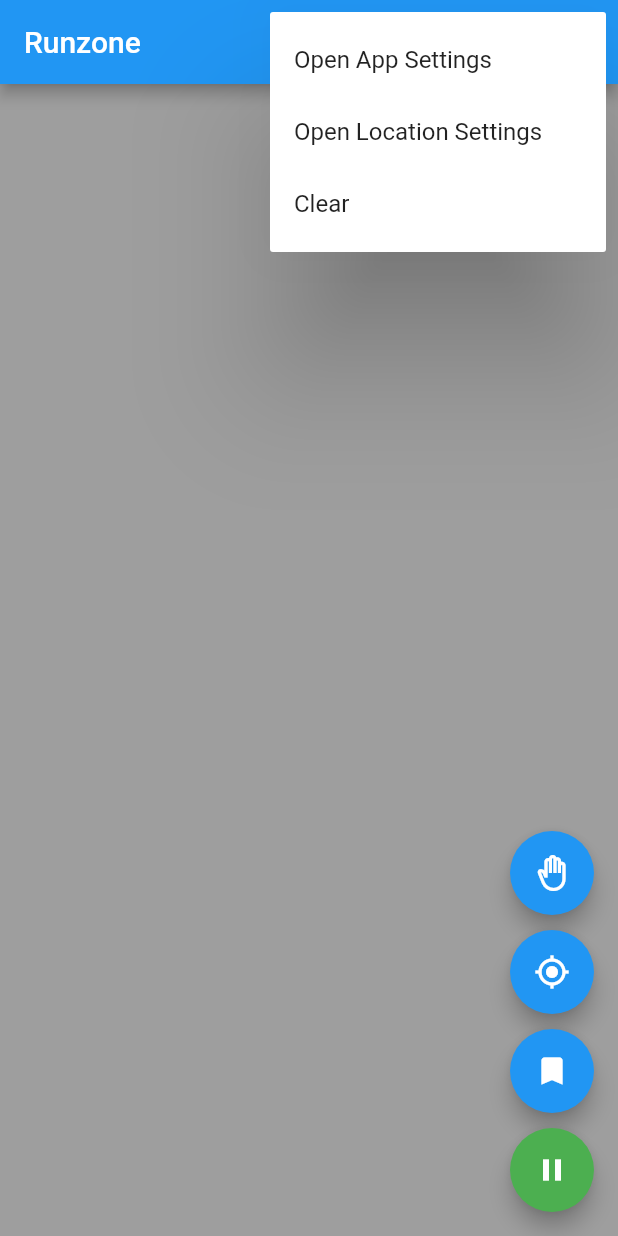
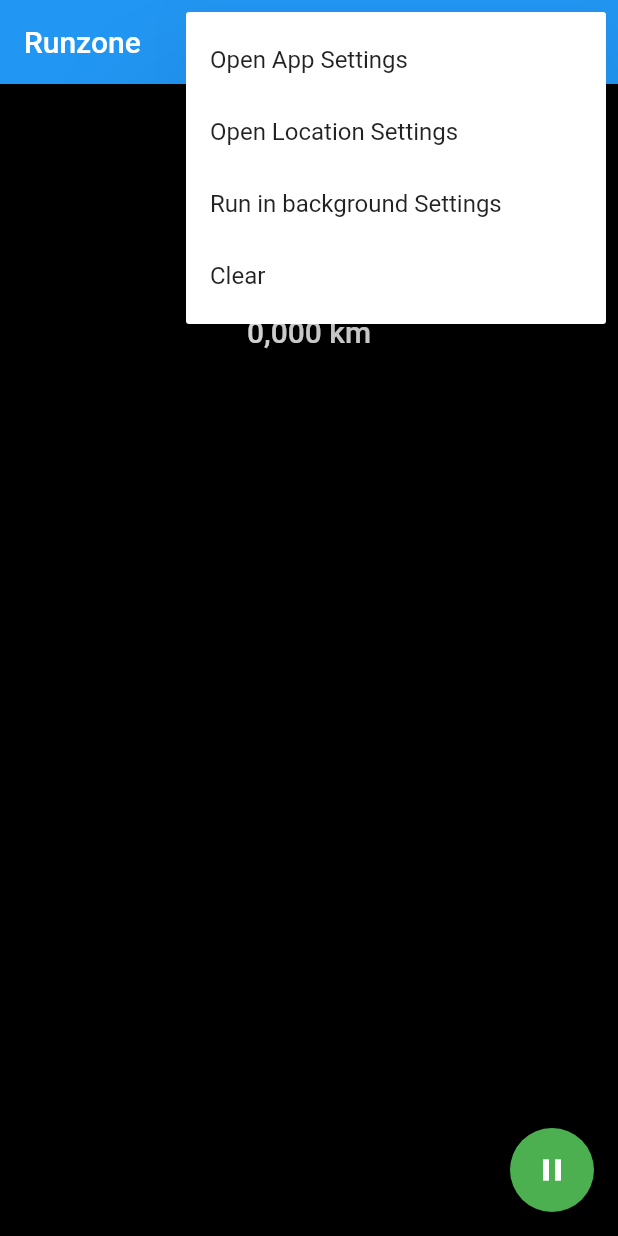
Before and after one commit to ekersauter/RunZone, a Flutter app: the screen it shows after launch, after a tap on the "play arrow" icon, after a tap on the "more vert" icon, on a phone screen of 412 x 824 dp. Run offline on Flutter 3.47's test engine with Material 2 defaults, Android fonts, the phone set to English and light mode, and no system bars; our stand-ins replace geolocator, wakelock; missing offline and left inert: flutter_background, slidable_button, text_to_speech.

Commit message:
MinperKm and distance in display

```diff
--- a/lib/main.dart
+++ b/lib/main.dart
@@ -50,9 +50,11 @@ class MyHomePage extends StatefulWidget {
 
 class _MyHomePageState extends State<MyHomePage> {
   TextToSpeech tts = TextToSpeech();
-  int speakCounter = 60;
+  int speakCounter = 10;
   double stateMinPerKm = 0.0;
   String stateSpeakMinPerKm = 'Geen beweging gevonden';
+  int stateTimesGetGeo = 0;
+  double stateDistanceInKm = 0.0;
 
   static const String _kLocationServicesDisabledMessage =
       'Location services are disabled.';
@@ -96,8 +98,16 @@ class _MyHomePageState extends State<MyHomePage> {
           case 4:
             _openLocationSettings();
             break;
+          case 6:
+            setState(_positionItems.clear);
+            setState(() {
+              stateMinPerKm = 0.0;
+              stateTimesGetGeo = 0;
+              stateDistanceInKm = 0.0;
+            });
+            break;
           case 5:
-            setState(_positionItems.clear);
+            _activeOnBackground();
             break;
           default:
             break;
@@ -124,8 +134,12 @@ class _MyHomePageState extends State<MyHomePage> {
             value: 4,
           ),
         const PopupMenuItem(
+          child: Text("Run in background Settings"),
+          value: 5,
+        ),
+        const PopupMenuItem(
           child: Text("Clear"),
-          value: 5,
+          value: 6,
         ),
       ],
     );
@@ -142,51 +156,78 @@ class _MyHomePageState extends State<MyHomePage> {
         title: const Text('Runzone'),
         actions: [_createSettingsPopupActions()],
       ),
-      backgroundColor: Colors.grey,
-      body: ListView.builder(
-        itemCount: _positionItems.length,
-        itemBuilder: (context, index) {
-          final positionItem = _positionItems[index];
-          if (positionItem.type == _PositionItemType.log) {
-            _positionItems.length % speakCounter == 0
-                ? tts.speak(stateSpeakMinPerKm)
-                : '';
-            return Text(
-              index.toString() + ' ' + stateMinPerKm.toString(),
-              textAlign: TextAlign.center,
-              style: const TextStyle(
-                color: Colors.white,
-                fontWeight: FontWeight.bold,
-              ),
-            );
-          } else {
-            return Text(
-              index.toString() + ' ' + stateMinPerKm.toString(),
-              style: const TextStyle(color: Colors.white),
-            );
-          }
-        },
+      backgroundColor: Colors.black,
+      body: Column(
+        children: [
+          ElevatedButton(
+            style: ElevatedButton.styleFrom(
+              primary: Colors.black,
+              minimumSize: const Size.fromHeight(50), // NEW
+            ),
+            onPressed: () {
+              tts.speak(
+                  stateTimesGetGeo.toString() + ' maal locatie data opgehaald');
+            },
+            child: Text(
+              stateTimesGetGeo.toString(),
+              style: const TextStyle(fontSize: 38),
+            ),
+          ),
+          sizedBox,
+          sizedBox,
+          ElevatedButton(
+            style: ElevatedButton.styleFrom(
+              primary: Colors.black,
+              minimumSize: const Size.fromHeight(50), // NEW
+            ),
+            onPressed: () {
+              tts.speak(stateSpeakMinPerKm);
+            },
+            child: Text(
+              stateSpeakMinPerKm,
+              style: const TextStyle(fontSize: 20),
+            ),
+          ),
+          sizedBox,
+          sizedBox,
+          ElevatedButton(
+            style: ElevatedButton.styleFrom(
+              primary: Colors.black,
+              minimumSize: const Size.fromHeight(50), // NEW
+            ),
+            onPressed: () {
+              tts.speak(stateDistanceInKm
+                      .toStringAsFixed(2)
+                      .replaceAll('.', ' comma ') +
+                  ' k');
+            },
+            child: Text(
+              stateDistanceInKm.toStringAsFixed(3).replaceAll('.', ',') + ' km',
+              style: const TextStyle(fontSize: 20),
+            ),
+          ),
+        ],
       ),
       floatingActionButton: Column(
         crossAxisAlignment: CrossAxisAlignment.end,
         mainAxisAlignment: MainAxisAlignment.end,
         children: [
-          sizedBox,
-          FloatingActionButton(
-            child: const Icon(Icons.back_hand_outlined),
-            onPressed: _activeOnBackground,
-          ),
-          sizedBox,
-          FloatingActionButton(
-            child: const Icon(Icons.my_location),
-            onPressed: _getCurrentPosition,
-          ),
-          sizedBox,
-          FloatingActionButton(
-            child: const Icon(Icons.bookmark),
-            onPressed: _getLastKnownPosition,
-          ),
-          sizedBox,
+          // sizedBox,
+          // FloatingActionButton(
+          //   child: const Icon(Icons.back_hand_outlined),
+          //   onPressed: _activeOnBackground,
+          // ),
+          // sizedBox,
+          // FloatingActionButton(
+          //   child: const Icon(Icons.my_location),
+          //   onPressed: _getCurrentPosition,
+          // ),
+          // sizedBox,
+          // FloatingActionButton(
+          //   child: const Icon(Icons.bookmark),
+          //   onPressed: _getLastKnownPosition,
+          // ),
+          // sizedBox,
           FloatingActionButton(
             child: (_positionStreamSubscription == null ||
                     _positionStreamSubscription!.isPaused)
@@ -220,8 +261,8 @@ class _MyHomePageState extends State<MyHomePage> {
 
     final position = await _geolocatorPlatform.getCurrentPosition();
 
-    _updatePositionList(
-        _PositionItemType.position, position.toString(), position.speed);
+    _updatePositionList(_PositionItemType.position, position.toString(),
+        position.speed, [position.latitude, position.longitude]);
   }
 
   Future<bool> _handlePermission() async {
@@ -234,8 +275,8 @@ class _MyHomePageState extends State<MyHomePage> {
       // Location services are not enabled don't continue
       // accessing the position and request users of the
       // App to enable the location services.
-      _updatePositionList(
-          _PositionItemType.log, _kLocationServicesDisabledMessage, 0.0);
+      _updatePositionList(_PositionItemType.log,
+          _kLocationServicesDisabledMessage, 0.0, [0.0, 0.0]);
 
       return false;
     }
@@ -250,7 +291,7 @@ class _MyHomePageState extends State<MyHomePage> {
         // returned true. According to Android guidelines
         // your App should show an explanatory UI now.
         _updatePositionList(
-            _PositionItemType.log, _kPermissionDeniedMessage, 0.0);
+            _PositionItemType.log, _kPermissionDeniedMessage, 0.0, [0.0, 0.0]);
 
         return false;
       }
@@ -258,28 +299,46 @@ class _MyHomePageState extends State<MyHomePage> {
 
     if (permission == LocationPermission.deniedForever) {
       // Permissions are denied forever, handle appropriately.
-      _updatePositionList(
-          _PositionItemType.log, _kPermissionDeniedForeverMessage, 0.0);
+      _updatePositionList(_PositionItemType.log,
+          _kPermissionDeniedForeverMessage, 0.0, [0.0, 0.0]);
 
       return false;
     }
 
     // When we reach here, permissions are granted and we can
     // continue accessing the position of the device.
-    _updatePositionList(_PositionItemType.log, _kPermissionGrantedMessage, 0.0);
+    _updatePositionList(
+        _PositionItemType.log, _kPermissionGrantedMessage, 0.0, [0.0, 0.0]);
     return true;
   }
 
-  void _updatePositionList(
-      _PositionItemType type, String displayValue, double displaySpeed) {
-    _positionItems.add(_PositionItem(type, displayValue, displaySpeed));
+  void _updatePositionList(_PositionItemType type, String displayValue,
+      double displaySpeed, List<double> displayLatLon) {
+    _positionItems
+        .add(_PositionItem(type, displayValue, displaySpeed, displayLatLon));
     double currentMinPerKmSpeed =
         displaySpeed > 0.4 ? ((1 / displaySpeed) / 0.06) : 0.0;
+    double subDistance = 0.0;
+    if (stateTimesGetGeo > 2) {
+      subDistance = Geolocator.distanceBetween(
+        _positionItems[stateTimesGetGeo].displayLatLon[0],
+        _positionItems[stateTimesGetGeo].displayLatLon[1],
+        _positionItems[stateTimesGetGeo - 1].displayLatLon[0],
+        _positionItems[stateTimesGetGeo - 1].displayLatLon[1],
+      );
+    }
+
     setState(() {
       stateMinPerKm = currentMinPerKmSpeed;
       stateSpeakMinPerKm =
           currentMinPerKmSpeed.toStringAsFixed(2).replaceAll('.', ' minuten ');
+      stateTimesGetGeo = _positionItems.length;
+      stateDistanceInKm += subDistance / 1000 < 1 ? subDistance / 1000 : 0.0;
     });
+
+    if (stateTimesGetGeo % speakCounter == 0) {
+      tts.speak(stateSpeakMinPerKm);
+    }
   }
 
   bool _isListening() => !(_positionStreamSubscription == null ||
@@ -309,13 +368,13 @@ class _MyHomePageState extends State<MyHomePage> {
               _positionStreamSubscription?.cancel();
               _positionStreamSubscription = null;
               _updatePositionList(_PositionItemType.log,
-                  'Position Stream has been canceled', 0.0);
+                  'Position Stream has been canceled', 0.0, [0.0, 0.0]);
             });
           }
           serviceStatusValue = 'disabled';
         }
         _updatePositionList(_PositionItemType.log,
-            'Location service has been $serviceStatusValue', 0.0);
+            'Location service has been $serviceStatusValue', 0.0, [0.0, 0.0]);
       });
     }
   }
@@ -327,7 +386,10 @@ class _MyHomePageState extends State<MyHomePage> {
         _positionStreamSubscription?.cancel();
         _positionStreamSubscription = null;
       }).listen((position) => _updatePositionList(
-          _PositionItemType.position, position.toString(), position.speed));
+          _PositionItemType.position,
+          position.toString(),
+          position.speed,
+          [position.latitude, position.longitude]));
       _positionStreamSubscription?.pause();
     }
 
@@ -345,8 +407,11 @@ class _MyHomePageState extends State<MyHomePage> {
         statusDisplayValue = 'paused';
       }
 
-      _updatePositionList(_PositionItemType.log,
-          'Listening for position updates $statusDisplayValue', 0.0);
+      _updatePositionList(
+          _PositionItemType.log,
+          'Listening for position updates $statusDisplayValue',
+          0.0,
+          [0.0, 0.0]);
     });
   }
 
@@ -363,11 +428,11 @@ class _MyHomePageState extends State<MyHomePage> {
   void _getLastKnownPosition() async {
     final position = await _geolocatorPlatform.getLastKnownPosition();
     if (position != null) {
-      _updatePositionList(
-          _PositionItemType.position, position.toString(), position.speed);
+      _updatePositionList(_PositionItemType.position, position.toString(),
+          position.speed, [position.latitude, position.longitude]);
     } else {
-      _updatePositionList(
-          _PositionItemType.log, 'No last known position available', 0.0);
+      _updatePositionList(_PositionItemType.log,
+          'No last known position available', 0.0, [0.0, 0.0]);
     }
   }
 
@@ -392,8 +457,11 @@ class _MyHomePageState extends State<MyHomePage> {
     } else {
       locationAccuracyStatusValue = 'Unknown';
     }
-    _updatePositionList(_PositionItemType.log,
-        '$locationAccuracyStatusValue location accuracy granted.', 0.0);
+    _updatePositionList(
+        _PositionItemType.log,
+        '$locationAccuracyStatusValue location accuracy granted.',
+        0.0,
+        [0.0, 0.0]);
   }
 
   void _openAppSettings() async {
@@ -406,7 +474,7 @@ class _MyHomePageState extends State<MyHomePage> {
       displayValue = 'Error opening Application Settings.';
     }
 
-    _updatePositionList(_PositionItemType.log, displayValue, 0.0);
+    _updatePositionList(_PositionItemType.log, displayValue, 0.0, [0.0, 0.0]);
   }
 
   void _openLocationSettings() async {
@@ -419,7 +487,7 @@ class _MyHomePageState extends State<MyHomePage> {
       displayValue = 'Error opening Location Settings';
     }
 
-    _updatePositionList(_PositionItemType.log, displayValue, 0.0);
+    _updatePositionList(_PositionItemType.log, displayValue, 0.0, [0.0, 0.0]);
   }
 
   Future<void> _activeOnBackground() async {
@@ -450,9 +518,11 @@ enum _PositionItemType {
 }
 
 class _PositionItem {
-  _PositionItem(this.type, this.displayValue, this.displaySpeed);
+  _PositionItem(
+      this.type, this.displayValue, this.displaySpeed, this.displayLatLon);
 
   final _PositionItemType type;
   final String displayValue;
   final double displaySpeed;
+  final List<double> displayLatLon;
 }
```
